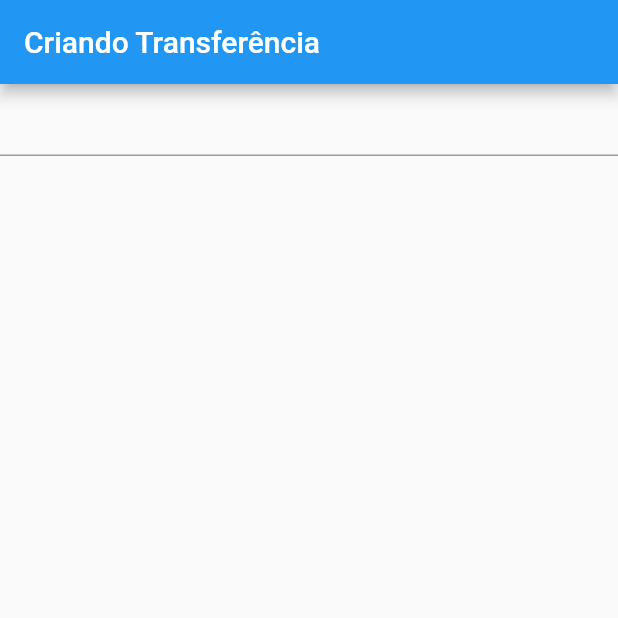
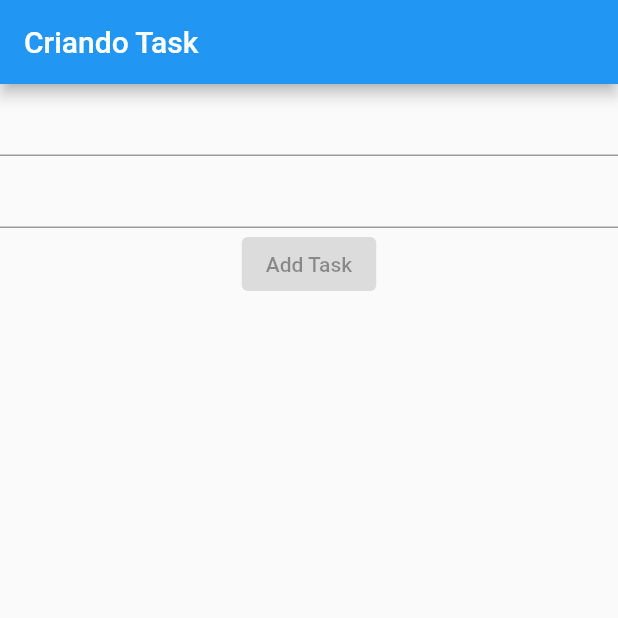
Before and after one commit to WillAPS/crud_flutter, a Flutter app: the screen it shows after launch, on a phone screen of 412 x 824 dp, the top half of it. Run offline on Flutter 3.47's test engine with Material 2 defaults, Android fonts, the phone set to English and light mode, and no system bars.

```diff
--- a/lib/main.dart
+++ b/lib/main.dart
@@ -23,10 +23,12 @@ class FormAddTask extends StatelessWidget {
   Widget build(BuildContext context) {
     return Scaffold(
       appBar: AppBar(
-        title: const Text('Criando Transferência'),
+        title: const Text('Criando Task'),
       ),
       body: Column(children: const <Widget>[
         TextField(),
+        TextField(),
+        ElevatedButton(onPressed: null, child: Text("Add Task"))
       ]),
     );
     ;
@@ -40,7 +42,7 @@ class listTasks extends StatelessWidget {
   Widget build(BuildContext context) {
     return Scaffold(
       appBar: AppBar(
-        title: const Text('Transferências'),
+        title: const Text('Tasks'),
       ),
       body: Column(children: <Widget>[
         TaskTransferencia(Task("100.0", "1000")),
```
